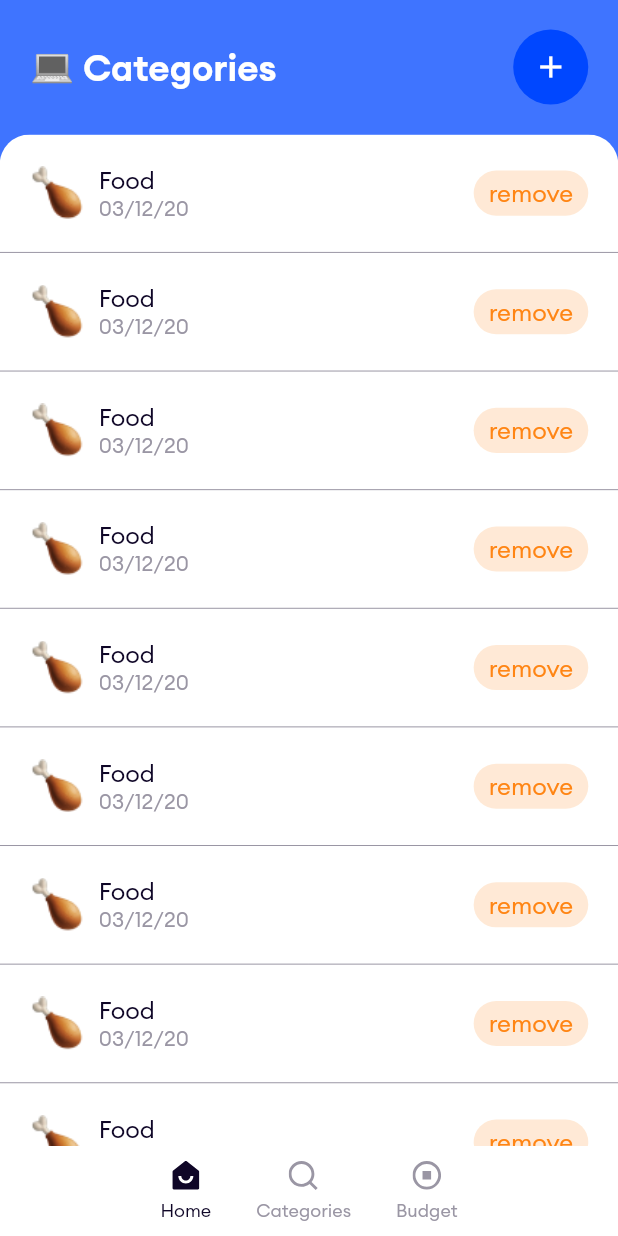
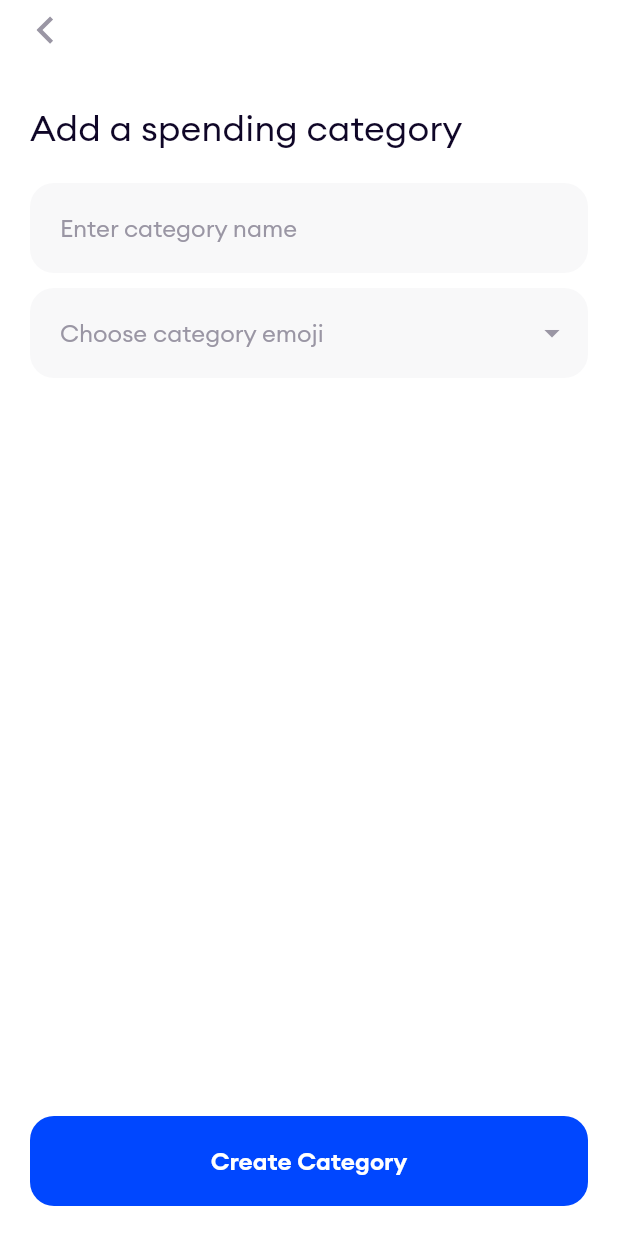
Before and after one commit to KoofNG/xafe, a Flutter app: the DashboardScreen screen opened directly, after a tap on the "add" icon, on a phone screen of 412 x 824 dp. Run offline on Flutter 3.47's test engine with Material 2 defaults, Android fonts, the phone set to English and light mode, and no system bars; our stand-ins replace flutter_svg.

Commit message:
implemented screen for category

```diff
--- /dev/null
+++ b/lib/app/categories/screens/add_category_screen.dart
@@ -0,0 +1,88 @@
+import 'package:flutter/material.dart';
+import 'package:flutter/widgets.dart';
+import '../../../cores/constants/colors.dart';
+import '../../../cores/widgets/xafe_appbar.dart';
+import '../../../cores/widgets/xafe_button.dart';
+import '../../../cores/widgets/xafe_header.dart';
+import '../../../cores/widgets/xafe_input.dart';
+
+/// [AddCategoryScreen] screen to add a new category
+class AddCategoryScreen extends StatelessWidget {
+  final GlobalKey<FormState> _addCategory = GlobalKey<FormState>();
+
+  final TextEditingController _cateoryNameController = TextEditingController();
+
+  final TextEditingController _categoryemoController = TextEditingController();
+
+  @override
+  Widget build(BuildContext context) {
+    return Scaffold(
+      body: SafeArea(
+        child: Padding(
+          padding: EdgeInsets.symmetric(horizontal: 20.0),
+          child: Column(
+            crossAxisAlignment: CrossAxisAlignment.start,
+            children: [
+              XafeAppBar(),
+              SizedBox(height: 30.0),
+              XafeHeader(title: 'Add a spending category'),
+              SizedBox(height: 20.0),
+              Expanded(
+                child: SingleChildScrollView(
+                  child: Form(
+                    key: _addCategory,
+                    child: Column(
+                      children: [
+                        XafeInputField(
+                          hintText: 'Enter category name',
+                          isFilled: true,
+                          controller: _cateoryNameController,
+                          validator: (name) {
+                            if (name.isEmpty) return 'Email is required';
+
+                            return null;
+                          },
+                          inputType: TextInputType.emailAddress,
+                        ),
+                        SizedBox(height: 10.0),
+                        XafeInputField(
+                          hintText: 'Choose category emoji',
+                          controller: _categoryemoController,
+                          isFilled: true,
+                          suffixIcon: GestureDetector(
+                            child: Icon(
+                              Icons.arrow_drop_down,
+                              color: subtitleColor,
+                            ),
+                            onTap: () {},
+                          ),
+                          validator: (emoji) {
+                            if (emoji.isEmpty) {
+                              return 'Emoji is required';
+                            }
+
+                            return null;
+                          },
+                          inputType: TextInputType.text,
+                        )
+                      ],
+                    ),
+                  ),
+                ),
+              ),
+              Padding(
+                padding: EdgeInsets.only(bottom: 20.0),
+                child: XafeButton(
+                  text: 'Create Category',
+                  onPressed: () {
+                    if (!_addCategory.currentState.validate()) return;
+                  },
+                ),
+              ),
+            ],
+          ),
+        ),
+      ),
+    );
+  }
+}
--- a/lib/app/dashboard/screen/categories/categories_screen.dart
+++ b/lib/app/dashboard/screen/categories/categories_screen.dart
@@ -1,6 +1,8 @@
 import 'package:flutter/material.dart';
 import 'package:flutter/widgets.dart';
+
 import '../../../../cores/constants/colors.dart';
+import '../../../../cores/constants/routes.dart';
 import '../../../../cores/constants/styles.dart';
 
 /// [Categories]
@@ -23,7 +25,9 @@ class CategoriesScreen extends StatelessWidget {
                   ),
                 ),
                 GestureDetector(
-                  onTap: () {},
+                  onTap: () {
+                    Navigator.pushNamed(context, addNewCategory);
+                  },
                   child: Container(
                     height: 50,
                     width: 50,
```
